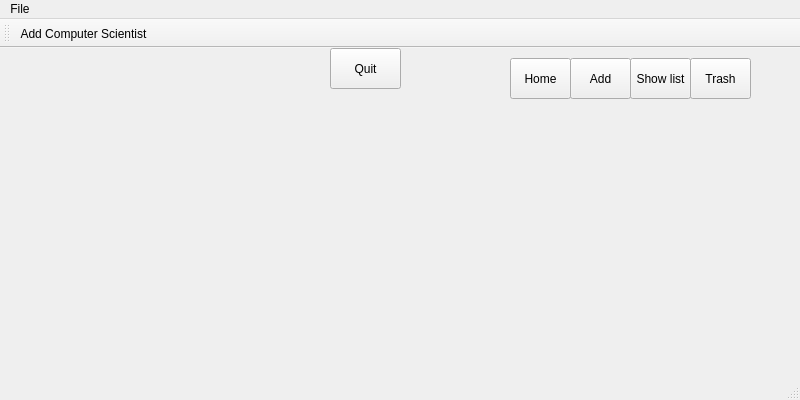
Above: Hopur21Verkefni/MyComputerScienceList/ui/mainwindow.ui from Hopur21/Hopur21 before the change. Below: the same form after it.
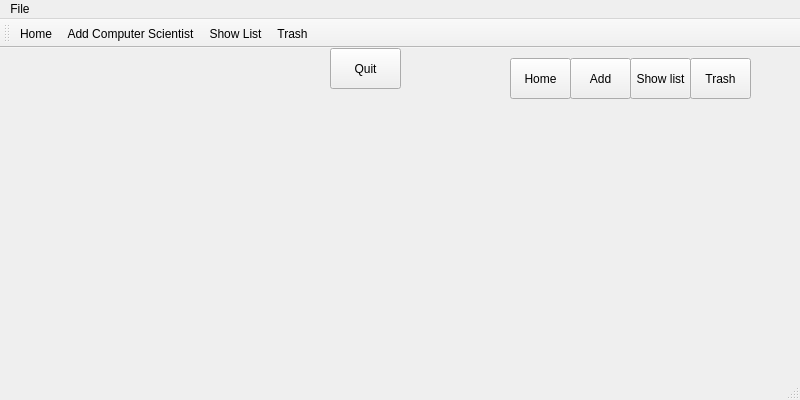
That is the form after the change. Icons and pictures are not drawn.

Diff of the .ui file:
```diff
--- a/Hopur21Verkefni/MyComputerScienceList/ui/mainwindow.ui
+++ b/Hopur21Verkefni/MyComputerScienceList/ui/mainwindow.ui
@@ -119,7 +119,10 @@
    <attribute name="toolBarBreak">
     <bool>false</bool>
    </attribute>
+   <addaction name="action_Home"/>
    <addaction name="action_Add_Computer_Scientist"/>
+   <addaction name="action_Show_List"/>
+   <addaction name="action_Trash"/>
   </widget>
   <widget class="QStatusBar" name="statusBar"/>
   <action name="action_Add_Computer_Scientist">
@@ -131,6 +134,33 @@
     <string>Add Computer Scientist</string>
    </property>
   </action>
+  <action name="action_Show_List">
+   <property name="icon">
+    <iconset resource="../resources.qrc">
+     <normaloff>:/icons/images/show_people.png</normaloff>:/icons/images/show_people.png</iconset>
+   </property>
+   <property name="text">
+    <string>Show List</string>
+   </property>
+  </action>
+  <action name="action_Home">
+   <property name="icon">
+    <iconset resource="../resources.qrc">
+     <normaloff>:/icons/images/home.png</normaloff>:/icons/images/home.png</iconset>
+   </property>
+   <property name="text">
+    <string>Home</string>
+   </property>
+  </action>
+  <action name="action_Trash">
+   <property name="icon">
+    <iconset resource="../resources.qrc">
+     <normaloff>:/icons/images/trash.png</normaloff>:/icons/images/trash.png</iconset>
+   </property>
+   <property name="text">
+    <string>Trash</string>
+   </property>
+  </action>
  </widget>
  <layoutdefault spacing="6" margin="11"/>
  <resources>
```
Left out of the diff: 13 changed lines with no effect on the pictures.
